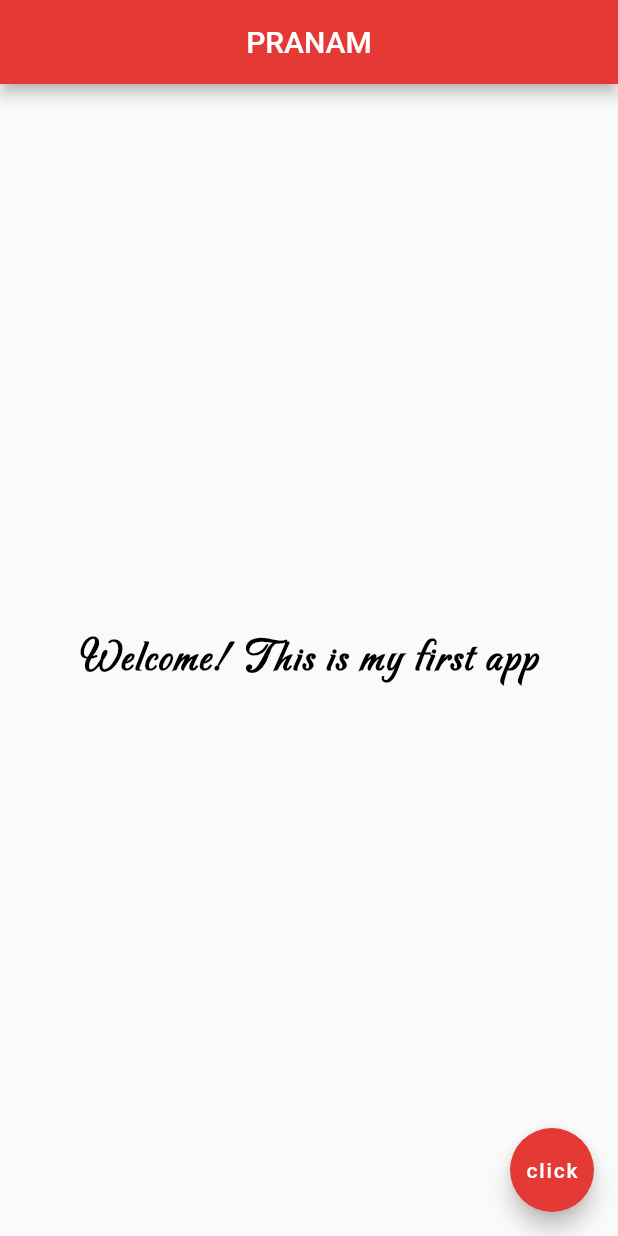
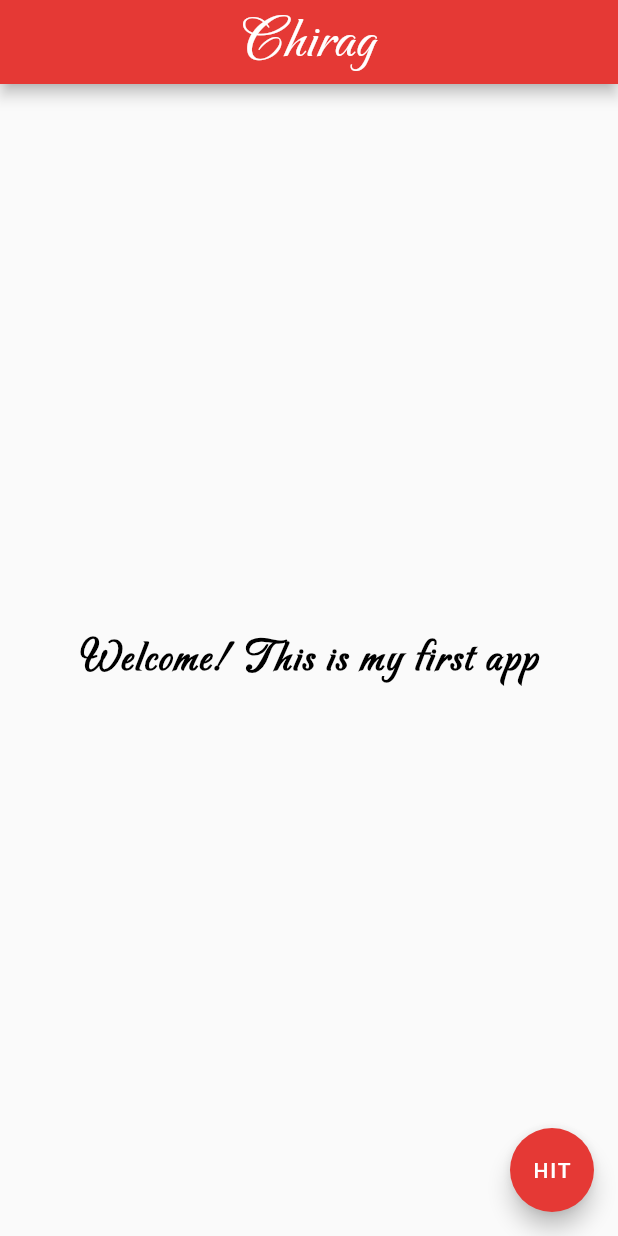
Before and after one commit to chiragJKL/my_app, a Flutter app: the screen it shows after launch, on a phone screen of 412 x 824 dp. Run offline on Flutter 3.47's test engine with Material 2 defaults, Android fonts, the phone set to English and light mode, and no system bars.

Commit message:
V0.3 (third commit) -to understand code structure

```diff
--- a/lib/main.dart
+++ b/lib/main.dart
@@ -3,10 +3,28 @@
 import 'package:flutter/material.dart';
 
 void main() => runApp(MaterialApp(
-      home: Scaffold(
+      home:
+          home(), //home function will take us to CLASS we made and will return "build" meaning it will not require "hot restart" and will make debugging user friendly
+    ));
+
+//  Here Centre, Textstyle, Colors are all built-in widgets which are code as CLASS! So we can make our own widgets by using CLASS
+
+// StatelessWidget = means widget which wont change over time, like COLORS, TEXTS
+// StateFulWidget = means widget which requires to change over time, like COUNT
+
+class home extends StatelessWidget {
+  // Here this code line represents "Inheritence". It inherits StatelessWidget's properties into Home
+
+  @override //means its overriding "build" on StatelessWidget
+  Widget build(BuildContext context) {
+    return Scaffold(
 //Scaffold = is like a wraper of all widgets given below
       appBar: AppBar(
-          title: Text('PRANAM'),
+        title: Text("Chirag",
+            style: TextStyle(
+              fontSize: 40.0,
+              fontFamily: 'Carattere',
+            )),
         centerTitle: true,
         backgroundColor: Colors.red[600],
       ),
@@ -25,8 +43,10 @@ void main() => runApp(MaterialApp(
       ),
       floatingActionButton: FloatingActionButton(
         onPressed: () {},
-          child: Text('click'),
+        child: Text('HIT'),
         backgroundColor: Colors.red[600],
       ),
-      ),
-    ));
+    );
+    //above line has ";" cause its 'return 0;' kinda thing
+  }
+}
```
Lines whose indentation alone changed are shown as unchanged.
